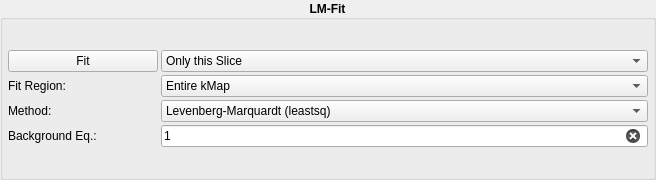
Old version of the form kmap/ui/lmfitoptions.ui in the repository brands-d/kMap.
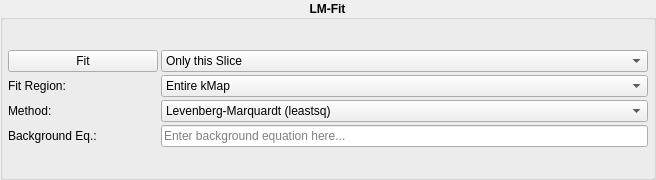
New version of the form.

```diff
--- a/kmap/ui/lmfitoptions.ui
+++ b/kmap/ui/lmfitoptions.ui
@@ -283,7 +283,7 @@
  </string>
           </property>
           <property name="text">
-           <string>1</string>
+           <string/>
           </property>
           <property name="placeholderText">
            <string>Enter background equation here...</string>
```
Left out of the diff: 19 changed lines with no effect on the pictures.
